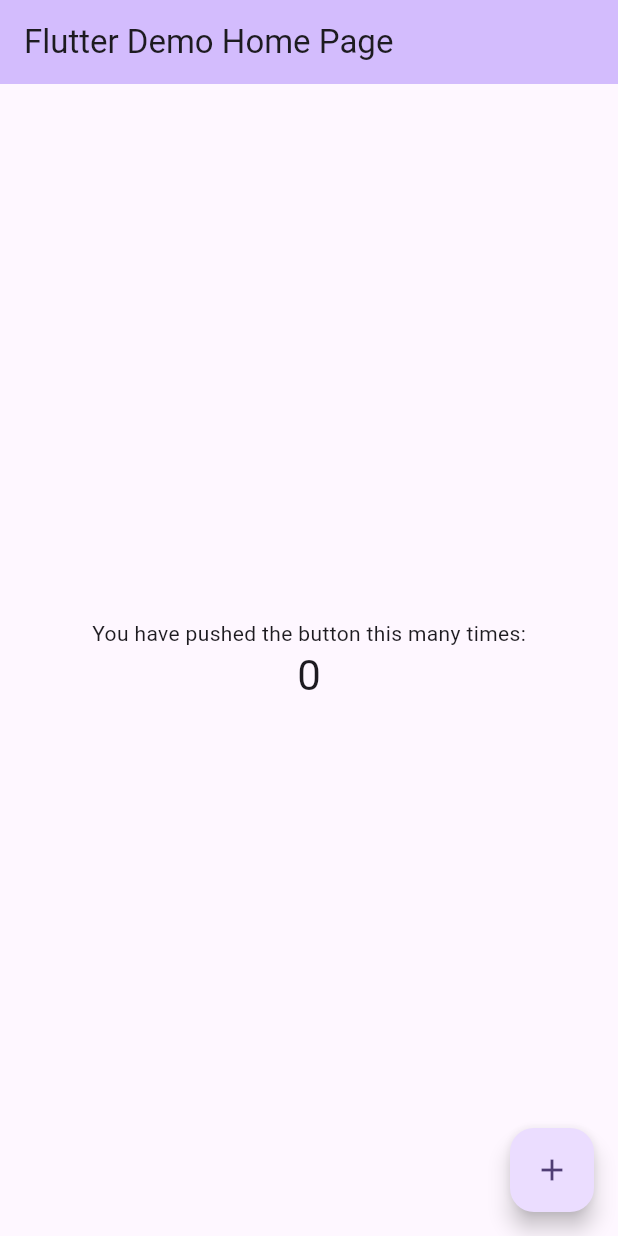
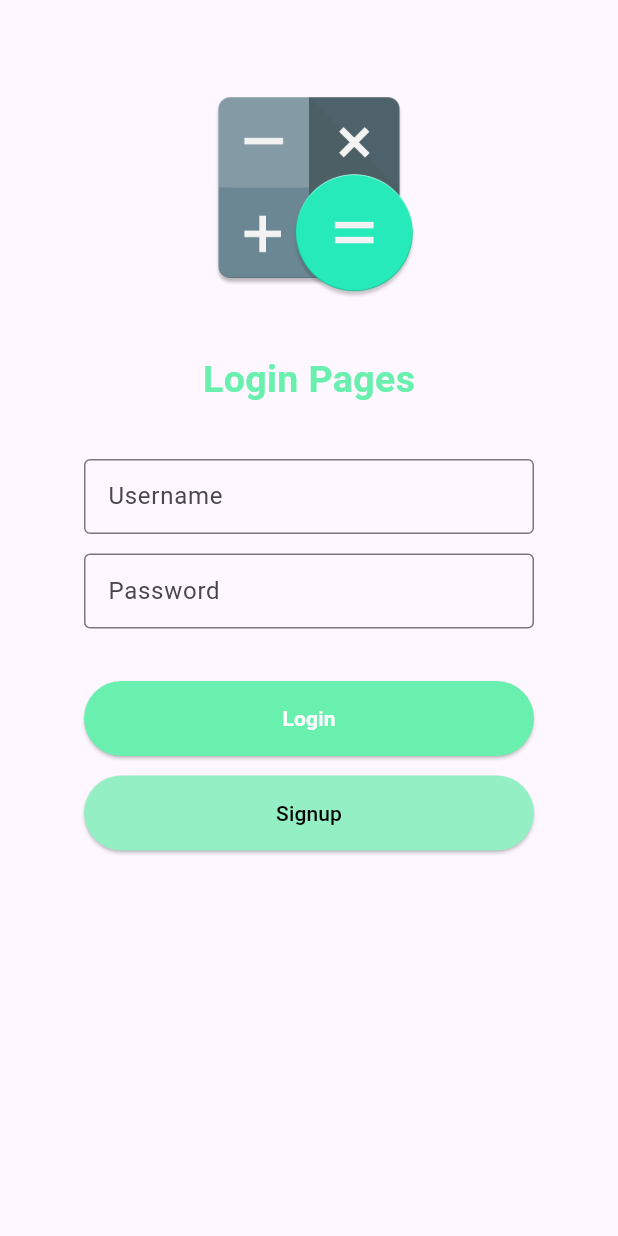
Before and after one commit to muyajid/flutter_calculator_project_v2, a Flutter app: the screen it shows after launch, on a phone screen of 412 x 824 dp. Run offline on Flutter 3.47's test engine with Material 3 defaults, Android fonts, the phone set to English and light mode, and no system bars.

Commit message:
feat: menambahkan login_pages dan reusable widget input username dan password, menambahkan reusable widget button

```diff
--- /dev/null
+++ b/lib/button_widgets.dart
@@ -0,0 +1,56 @@
+import 'package:flutter/material.dart';
+
+class ButtonWidgets extends StatelessWidget {
+  final VoidCallback onPresedOne;
+  final VoidCallback onPresedTwo;
+  final String buttonOne;
+  final String buttonTwo;
+
+  const ButtonWidgets({
+    super.key,
+    required this.onPresedOne,
+    required this.onPresedTwo,
+    required this.buttonOne,
+    required this.buttonTwo,
+  });
+
+  @override
+  Widget build(BuildContext context) {
+    return Container(
+      child: Column(
+        children: [
+          Container(
+            margin: EdgeInsets.only(bottom: 6.5),
+            child: ElevatedButton(
+              onPressed: onPresedOne,
+              style: ElevatedButton.styleFrom(
+                backgroundColor: Colors.greenAccent,
+                foregroundColor: Colors.white,
+                fixedSize: Size(300, 50),
+              ),
+              child: Text(
+                buttonOne,
+                style: TextStyle(fontWeight: FontWeight.bold),
+              ),
+            ),
+          ),
+          Container(
+            margin: EdgeInsets.only(top: 6.5),
+            child: ElevatedButton(
+              onPressed: onPresedTwo,
+              style: ElevatedButton.styleFrom(
+                backgroundColor: const Color.fromARGB(255, 149, 239, 196),
+                foregroundColor: Colors.black,
+                fixedSize: Size(300, 50),
+              ),
+              child: Text(
+                buttonTwo,
+                style: TextStyle(fontWeight: FontWeight.w500),
+              ),
+            ),
+          ),
+        ],
+      ),
+    );
+  }
+}
--- /dev/null
+++ b/lib/input_widgets.dart
@@ -0,0 +1,46 @@
+import 'package:flutter/material.dart';
+
+class InputWidgets extends StatelessWidget {
+  final TextEditingController usernameController;
+  final TextEditingController passwordController;
+
+  const InputWidgets({
+    super.key,
+    required this.usernameController,
+    required this.passwordController,
+  });
+
+  @override
+  Widget build(BuildContext context) {
+    return Container(
+      child: Column(
+        children: [
+          Container(
+            margin: EdgeInsets.only(bottom: 6.5),
+            width: 300,
+            height: 50,
+            child: TextField(
+              controller: usernameController,
+              decoration: InputDecoration(
+                border: OutlineInputBorder(),
+                labelText: "Username",
+              ),
+            ),
+          ),
+          Container(
+            margin: EdgeInsets.only(top: 6.5),
+            width: 300,
+            height: 50,
+            child: TextField(
+              controller: passwordController,
+              decoration: InputDecoration(
+                border: OutlineInputBorder(),
+                labelText: "Password",
+              ),
+            ),
+          ),
+        ],
+      ),
+    );
+  }
+}
--- /dev/null
+++ b/lib/login_pages.dart
@@ -0,0 +1,58 @@
+import 'package:flutter/material.dart';
+import 'package:flutter_calculator_project_v2/button_widgets.dart';
+import 'package:flutter_calculator_project_v2/input_widgets.dart';
+
+class LoginPages extends StatefulWidget {
+  const LoginPages({super.key});
+
+  @override
+  State<LoginPages> createState() => _LoginPagesState();
+}
+
+class _LoginPagesState extends State<LoginPages> {
+  final TextEditingController _usernameController = TextEditingController();
+  final TextEditingController _passwordController = TextEditingController();
+
+  @override
+  Widget build(BuildContext context) {
+    return Scaffold(
+      body: Container(
+        child: Column(
+          children: [
+            Container(
+              alignment: Center().alignment,
+              margin: EdgeInsets.only(top: 50),
+              child: Image.asset("asset/image.png", width: 150),
+            ),
+            Container(
+              margin: EdgeInsets.only(top: 35, bottom: 35),
+              child: Text(
+                "Login Pages",
+                style: TextStyle(
+                  color: Colors.greenAccent,
+                  fontWeight: FontWeight.bold,
+                  fontSize: 25,
+                ),
+              ),
+            ),
+
+            InputWidgets(
+              usernameController: _usernameController,
+              passwordController: _passwordController,
+            ),
+
+            Container(
+              margin: EdgeInsets.only(top: 35),
+              child: ButtonWidgets(
+                onPresedOne: () => {print("hello")},
+                onPresedTwo: () => {print("Hello")},
+                buttonOne: "Login",
+                buttonTwo: "Signup",
+              ),
+            ),
+          ],
+        ),
+      ),
+    );
+  }
+}
--- a/lib/main.dart
+++ b/lib/main.dart
@@ -1,4 +1,5 @@
 import 'package:flutter/material.dart';
+import 'package:flutter_calculator_project_v2/login_pages.dart';
 
 void main() {
   runApp(const MyApp());
@@ -13,110 +14,9 @@ class MyApp extends StatelessWidget {
     return MaterialApp(
       title: 'Flutter Demo',
       theme: ThemeData(
-        // This is the theme of your application.
-        //
-        // TRY THIS: Try running your application with "flutter run". You'll see
-        // the application has a purple toolbar. Then, without quitting the app,
-        // try changing the seedColor in the colorScheme below to Colors.green
-        // and then invoke "hot reload" (save your changes or press the "hot
-        // reload" button in a Flutter-supported IDE, or press "r" if you used
-        // the command line to start the app).
-        //
-        // Notice that the counter didn't reset back to zero; the application
-        // state is not lost during the reload. To reset the state, use hot
-        // restart instead.
-        //
-        // This works for code too, not just values: Most code changes can be
-        // tested with just a hot reload.
         colorScheme: ColorScheme.fromSeed(seedColor: Colors.deepPurple),
       ),
-      home: const MyHomePage(title: 'Flutter Demo Home Page'),
+      home: LoginPages(),
     );
   }
 }
-
-class MyHomePage extends StatefulWidget {
-  const MyHomePage({super.key, required this.title});
-
-  // This widget is the home page of your application. It is stateful, meaning
-  // that it has a State object (defined below) that contains fields that affect
-  // how it looks.
-
-  // This class is the configuration for the state. It holds the values (in this
-  // case the title) provided by the parent (in this case the App widget) and
-  // used by the build method of the State. Fields in a Widget subclass are
-  // always marked "final".
-
-  final String title;
-
-  @override
-  State<MyHomePage> createState() => _MyHomePageState();
-}
-
-class _MyHomePageState extends State<MyHomePage> {
-  int _counter = 0;
-
-  void _incrementCounter() {
-    setState(() {
-      // This call to setState tells the Flutter framework that something has
-      // changed in this State, which causes it to rerun the build method below
-      // so that the display can reflect the updated values. If we changed
-      // _counter without calling setState(), then the build method would not be
-      // called again, and so nothing would appear to happen.
-      _counter++;
-    });
-  }
-
-  @override
-  Widget build(BuildContext context) {
-    // This method is rerun every time setState is called, for instance as done
-    // by the _incrementCounter method above.
-    //
-    // The Flutter framework has been optimized to make rerunning build methods
-    // fast, so that you can just rebuild anything that needs updating rather
-    // than having to individually change instances of widgets.
-    return Scaffold(
-      appBar: AppBar(
-        // TRY THIS: Try changing the color here to a specific color (to
-        // Colors.amber, perhaps?) and trigger a hot reload to see the AppBar
-        // change color while the other colors stay the same.
-        backgroundColor: Theme.of(context).colorScheme.inversePrimary,
-        // Here we take the value from the MyHomePage object that was created by
-        // the App.build method, and use it to set our appbar title.
-        title: Text(widget.title),
-      ),
-      body: Center(
-        // Center is a layout widget. It takes a single child and positions it
-        // in the middle of the parent.
-        child: Column(
-          // Column is also a layout widget. It takes a list of children and
-          // arranges them vertically. By default, it sizes itself to fit its
-          // children horizontally, and tries to be as tall as its parent.
-          //
-          // Column has various properties to control how it sizes itself and
-          // how it positions its children. Here we use mainAxisAlignment to
-          // center the children vertically; the main axis here is the vertical
-          // axis because Columns are vertical (the cross axis would be
-          // horizontal).
-          //
-          // TRY THIS: Invoke "debug painting" (choose the "Toggle Debug Paint"
-          // action in the IDE, or press "p" in the console), to see the
-          // wireframe for each widget.
-          mainAxisAlignment: MainAxisAlignment.center,
-          children: <Widget>[
-            const Text('You have pushed the button this many times:'),
-            Text(
-              '$_counter',
-              style: Theme.of(context).textTheme.headlineMedium,
-            ),
-          ],
-        ),
-      ),
-      floatingActionButton: FloatingActionButton(
-        onPressed: _incrementCounter,
-        tooltip: 'Increment',
-        child: const Icon(Icons.add),
-      ), // This trailing comma makes auto-formatting nicer for build methods.
-    );
-  }
-}
--- a/pubspec.yaml
+++ b/pubspec.yaml
@@ -58,9 +58,8 @@ flutter:
   uses-material-design: true
 
   # To add assets to your application, add an assets section, like this:
-  # assets:
-  #   - images/a_dot_burr.jpeg
-  #   - images/a_dot_ham.jpeg
+  assets:
+    - asset/image.png
 
   # An image asset can refer to one or more resolution-specific "variants", see
   # https://flutter.dev/to/resolution-aware-images
```
Also changed, not shown: asset/image.png (added).
